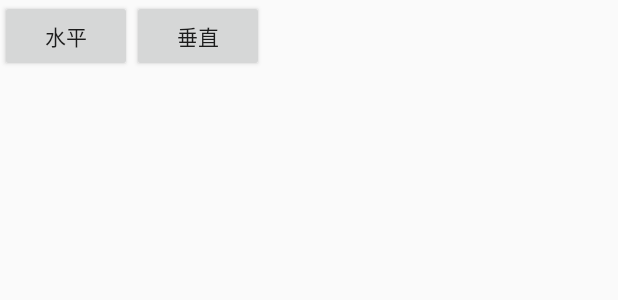
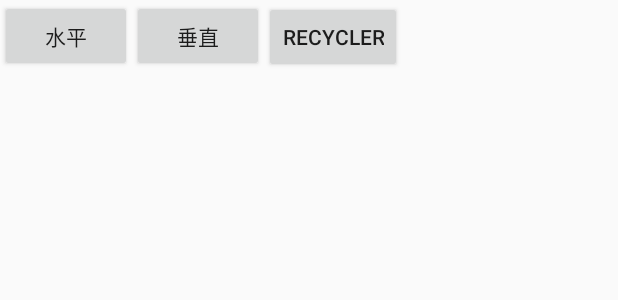
Before and after one commit to ZmjDns/viewpagertest, an Android app: the layout activity_main.xml on its own in the app's theme, with its tools: preview values and no code run, on a phone screen of 412 x 824 dp. Shown: the top 300 px of the screen. Run offline under Robolectric (Android 15) with nearby library versions, the phone set to English and light mode, and no system bars.

Commit message:
引入下拉刷新上拉加载+基础配置

```diff
--- a/app/src/main/AndroidManifest.xml
+++ b/app/src/main/AndroidManifest.xml
@@ -2,7 +2,8 @@
 <manifest xmlns:android="http://schemas.android.com/apk/res/android"
     package="com.zmj.viewpagertest">
 
-    <uses-permission android:name="android.permission.INTERNET"/>
+    <uses-permission android:name="android.permission.INTERNET" />
+
     <application
         android:allowBackup="true"
         android:icon="@mipmap/ic_launcher"
@@ -18,7 +19,8 @@
             </intent-filter>
         </activity>
         <activity android:name=".verticalviewpager.TestVerticalViewPagerOneAct" />
-        <activity android:name=".horizontalviewpager.TestHorizontalViewPagerOneAct"/>
+        <activity android:name=".horizontalviewpager.TestHorizontalViewPagerOneAct" />
+        <activity android:name=".recyclerview.TestRecyclerViewOneAct"></activity>
     </application>
 
 </manifest>
--- a/app/src/main/res/layout/activity_main.xml
+++ b/app/src/main/res/layout/activity_main.xml
@@ -25,4 +25,10 @@
         android:layout_width="wrap_content"
         android:layout_height="wrap_content" />
 
+    <Button
+        android:layout_width="wrap_content"
+        android:layout_height="wrap_content"
+        android:onClick="recyclerView"
+        android:text="recycler"/>
+
 </LinearLayout>
--- a/app/src/main/res/values/strings.xml
+++ b/app/src/main/res/values/strings.xml
@@ -4,4 +4,7 @@
     <string name="commitment">评论</string>
     <string name="share">分享</string>
     <string name="allCommitments">评论区</string>
+    <string name="titleStrings">hi花痴女生崔你家呢监察部i为户次和苏方的贺卫方会为你放醋也未必</string>
+    <string name="userName">哈哈哈哈你好啊</string>
+
 </resources>
```
Also changed, not shown: app/build.gradle (+9 -0 lines), app/src/main/java/com/zmj/viewpagertest/MyApplication.java (added, +48 -0 lines).
